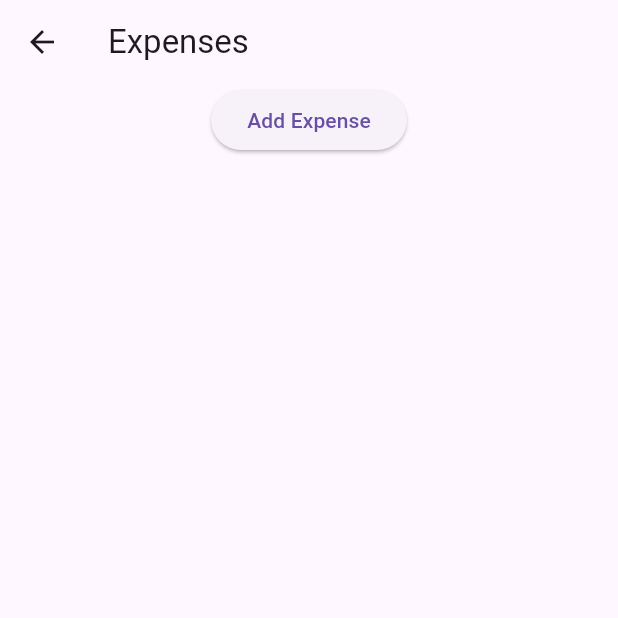
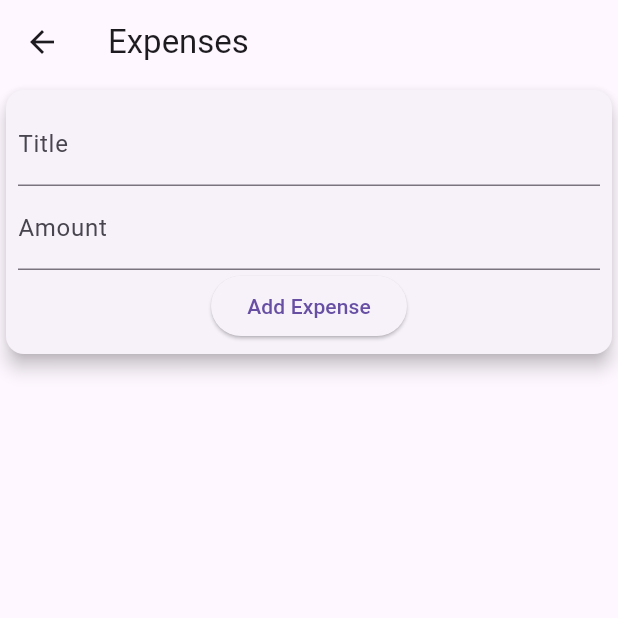
Before and after one commit to dsoon0400/finance_tracker_app, a Flutter app: the ExpenseScreen screen opened directly, after a tap on "Add Expense", on a phone screen of 412 x 824 dp, the top half of it. Run offline on Flutter 3.47's test engine with Material 3 defaults, Android fonts, the phone set to English and light mode, and no system bars; our stand-ins replace firebase_auth; accounts and stored records are empty.

Commit message:
Update add_expense.dart

```diff
--- a/lib/widgets/add_expense.dart
+++ b/lib/widgets/add_expense.dart
@@ -1,13 +1,55 @@
 import 'package:flutter/material.dart';
+import '../models/expense.dart';
 
-class AddExpense extends StatelessWidget {
+class AddExpense extends StatefulWidget {
+  final Function(Expense) onAddExpense;
+
+  AddExpense({required this.onAddExpense});
+
+  @override
+  _AddExpenseState createState() => _AddExpenseState();
+}
+
+class _AddExpenseState extends State<AddExpense> {
+  final _titleController = TextEditingController();
+  final _amountController = TextEditingController();
+
+  void _submitData() {
+    final title = _titleController.text;
+    final amount = double.tryParse(_amountController.text) ?? 0;
+
+    if (title.isEmpty || amount <= 0) return;
+
+    widget.onAddExpense(Expense(title: title, amount: amount, date: DateTime.now()));
+
+    _titleController.clear();
+    _amountController.clear();
+  }
+
   @override
   Widget build(BuildContext context) {
-    return ElevatedButton(
-      child: Text('Add Expense'),
-      onPressed: () {
-        // Placeholder for adding expense logic
-      },
+    return Card(
+      elevation: 5,
+      child: Padding(
+        padding: EdgeInsets.all(8.0),
+        child: Column(
+          children: [
+            TextField(
+              controller: _titleController,
+              decoration: InputDecoration(labelText: 'Title'),
+            ),
+            TextField(
+              controller: _amountController,
+              decoration: InputDecoration(labelText: 'Amount'),
+              keyboardType: TextInputType.number,
+            ),
+            ElevatedButton(
+              onPressed: _submitData,
+              child: Text('Add Expense'),
+            ),
+          ],
+        ),
+      ),
     );
   }
 }
```
